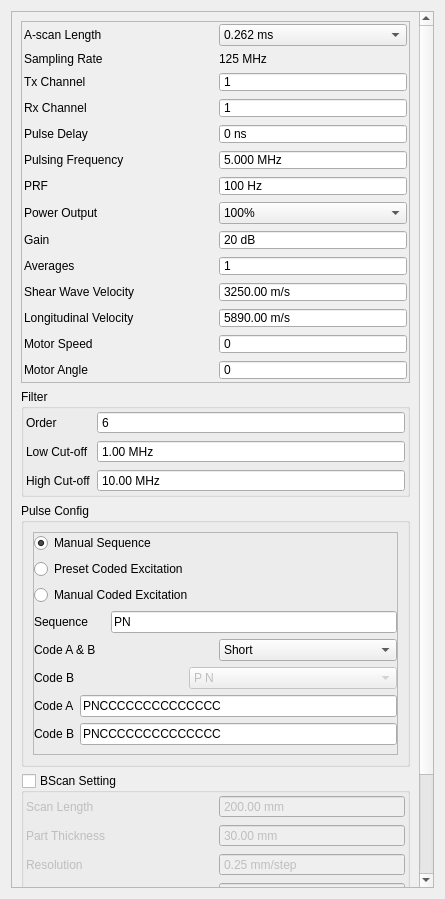
Qt form tsettings.ui (SDJoeKing/Tubers_GUI) before a commit.
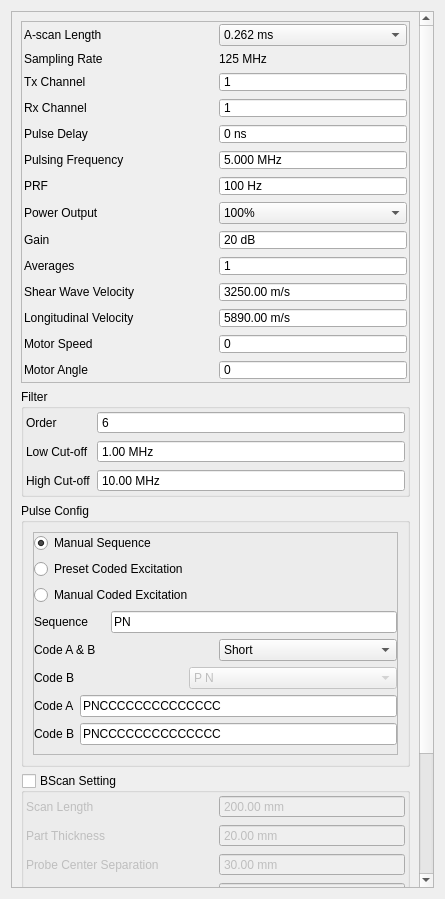
The same form after that commit.

Patch:
```diff
--- a/tsettings.ui
+++ b/tsettings.ui
@@ -38,11 +38,9 @@
       <property name="geometry">
        <rect>
         <x>0</x>
-
         <y>-193</y>
-
         <width>411</width>
-        <height>1072</height>
+        <height>1104</height>
        </rect>
       </property>
       <layout class="QVBoxLayout" name="verticalLayout_6">
@@ -1015,7 +1013,7 @@
              <double>9999.000000000000000</double>
             </property>
             <property name="value">
-             <double>30.000000000000000</double>
+             <double>20.000000000000000</double>
             </property>
            </widget>
           </item>
@@ -1091,6 +1089,32 @@
             </property>
            </widget>
           </item>
+          <item row="2" column="0">
+           <widget class="QLabel" name="labelHz_12">
+            <property name="text">
+             <string>Probe Center Separation</string>
+            </property>
+           </widget>
+          </item>
+          <item row="2" column="1">
+           <widget class="QDoubleSpinBox" name="spinPCS">
+            <property name="focusPolicy">
+             <enum>Qt::FocusPolicy::ClickFocus</enum>
+            </property>
+            <property name="buttonSymbols">
+             <enum>QAbstractSpinBox::ButtonSymbols::NoButtons</enum>
+            </property>
+            <property name="suffix">
+             <string> mm</string>
+            </property>
+            <property name="maximum">
+             <double>9999.000000000000000</double>
+            </property>
+            <property name="value">
+             <double>30.000000000000000</double>
+            </property>
+           </widget>
+          </item>
          </layout>
         </widget>
        </item>
```
